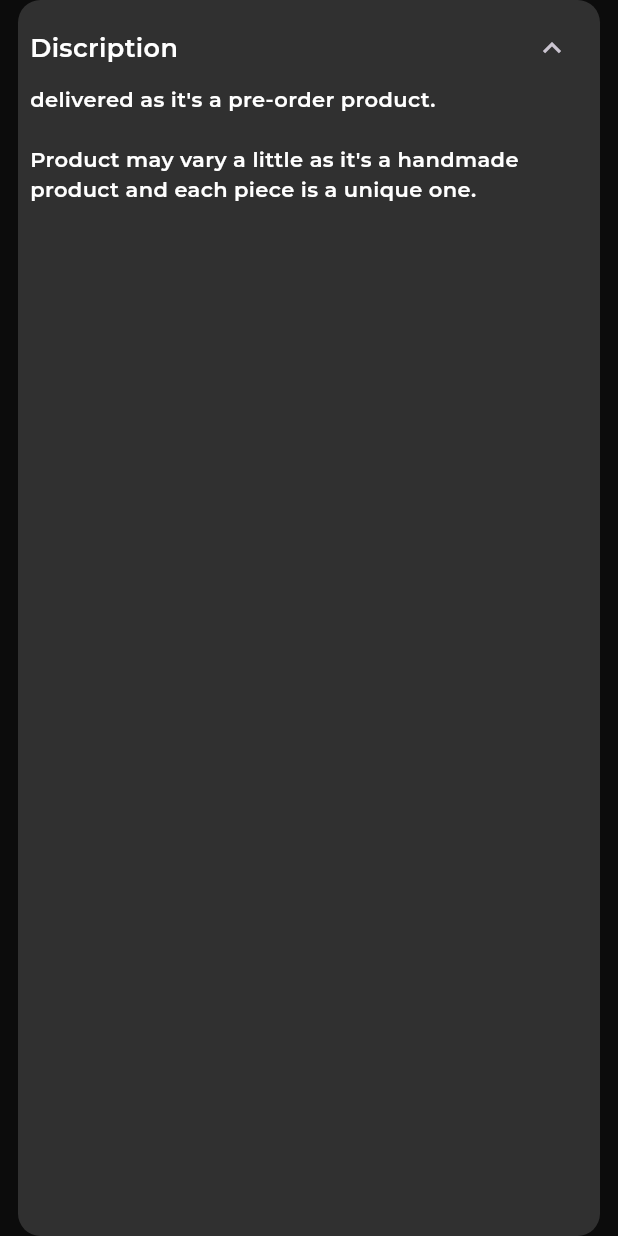
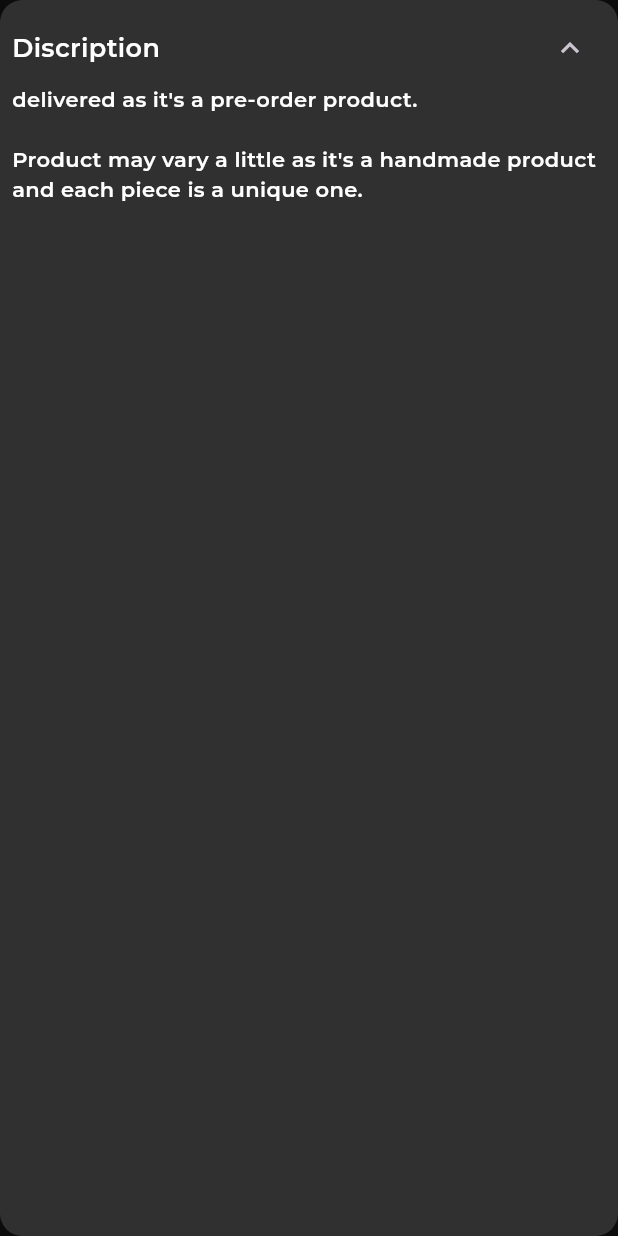
Before and after one commit to taherelzoghby/slash_task, a Flutter app: the SectionDescription widget shown alone on an empty page, opened directly, after a tap on the "keyboard arrow down" icon, on a phone screen of 412 x 824 dp. Run offline on Flutter 3.47's test engine with Material 3 defaults, Android fonts, the phone set to English and light mode, and no system bars; our stand-ins replace bloc, cached_network_image, dio, equatable, flutter_bloc, flutter_staggered_animations and 7 more; network calls fail.

Commit message:
refactor details body

```diff
--- a/lib/features/details/presentation/view/widgets/section_description.dart
+++ b/lib/features/details/presentation/view/widgets/section_description.dart
@@ -1,6 +1,5 @@
-import 'package:flutter/cupertino.dart';
+
 import 'package:flutter/material.dart';
-import 'package:flutter/widgets.dart';
 import 'package:slash_task/core/consts/style.dart';
 
 import 'description_bar.dart';
@@ -11,9 +10,7 @@ class SectionDescription extends StatelessWidget {
 
   @override
   Widget build(BuildContext context) {
-    return Padding(
-      padding: AppConsts.mainPadding,
-      child: Container(
+    return Container(
       decoration: BoxDecoration(
         color: AppConsts.greyBlackDarkColor,
         borderRadius: AppConsts.radius15,
@@ -27,7 +24,6 @@ class SectionDescription extends StatelessWidget {
           ],
         ),
       ),
-      ),
     );
   }
 }
--- a/lib/features/details/presentation/view/widgets/section_name_price_brand.dart
+++ b/lib/features/details/presentation/view/widgets/section_name_price_brand.dart
@@ -1,6 +1,5 @@
 
 import 'package:flutter/material.dart';
-import 'package:slash_task/core/consts/style.dart';
 
 import 'section_brand.dart';
 import 'section_name_price.dart';
@@ -10,9 +9,7 @@ class SectionNamePriceBrand extends StatelessWidget {
 
   @override
   Widget build(BuildContext context) {
-    return const Padding(
-      padding: AppConsts.mainPadding,
-      child: Row(
+    return const Row(
       children: [
         Expanded(
           flex: 5,
@@ -23,7 +20,6 @@ class SectionNamePriceBrand extends StatelessWidget {
           child: SectionBrand(),
         ),
       ],
-      ),
     );
   }
 }
--- a/lib/features/details/presentation/view/widgets/section_select_body.dart
+++ b/lib/features/details/presentation/view/widgets/section_select_body.dart
@@ -16,9 +16,7 @@ class SectionSelectBody extends StatelessWidget {
 
   @override
   Widget build(BuildContext context) {
-    return Padding(
-      padding: AppConsts.mainPadding,
-      child: Column(
+    return Column(
       crossAxisAlignment: CrossAxisAlignment.start,
       children: [
         Text(
@@ -29,7 +27,6 @@ class SectionSelectBody extends StatelessWidget {
         SizedBox(height: MediaQuery.sizeOf(context).height * .01),
         SectionListView(widget: body),
       ],
-      ),
     );
   }
 }
```
Also changed, not shown: lib/features/details/presentation/view/widgets/details_body.dart (+3 -34 lines), lib/features/details/presentation/view/widgets/rest_of_details_page.dart (added, +52 -0 lines), lib/features/details/presentation/view/widgets/section_button.dart (+5 -8 lines). Lines whose indentation alone changed are shown as unchanged.
